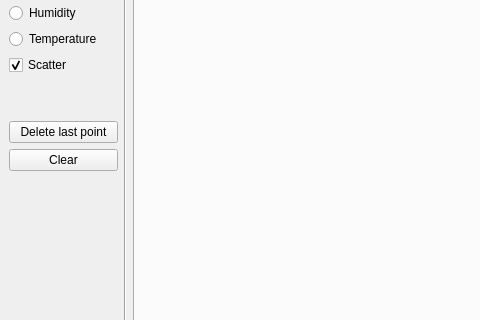
Old version of the form PC/MainWindow.ui in the repository dawidwojdylak/climatic-chamber-system; both pictures show x 0 to 480 and y 194 to 514 of the 1068 by 723 pixel window.
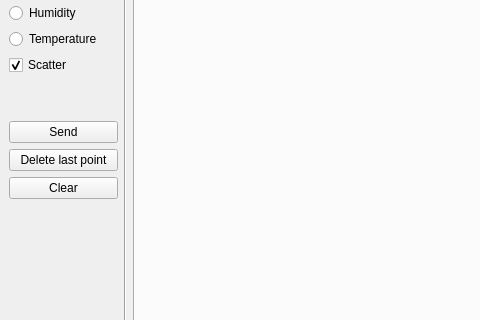
New version of the form.

Commit message: Implement chart interpreting

```diff
--- a/PC/MainWindow.ui
+++ b/PC/MainWindow.ui
@@ -112,6 +112,13 @@
           </property>
          </widget>
         </item>
+        <item>
+         <widget class="QPushButton" name="pushButton_chartSend">
+          <property name="text">
+           <string>Send</string>
+          </property>
+         </widget>
+        </item>
         <item>
          <widget class="QPushButton" name="pushButton_chartDeleteLast">
           <property name="text">
```
The commit also changes 4 other files.
